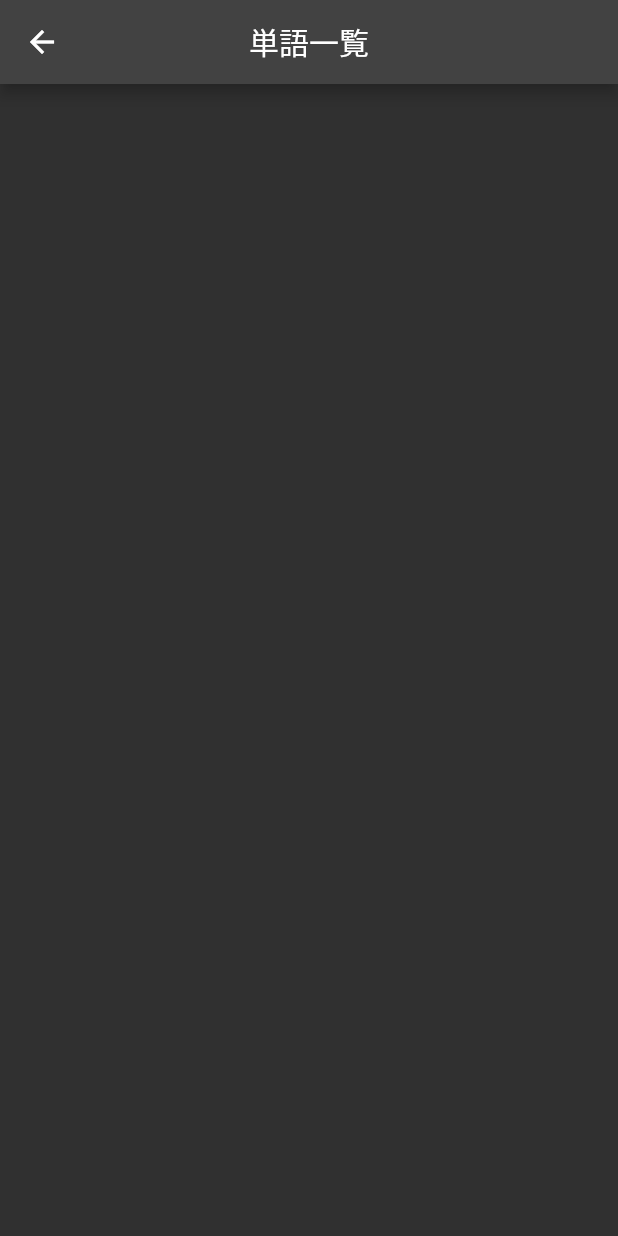
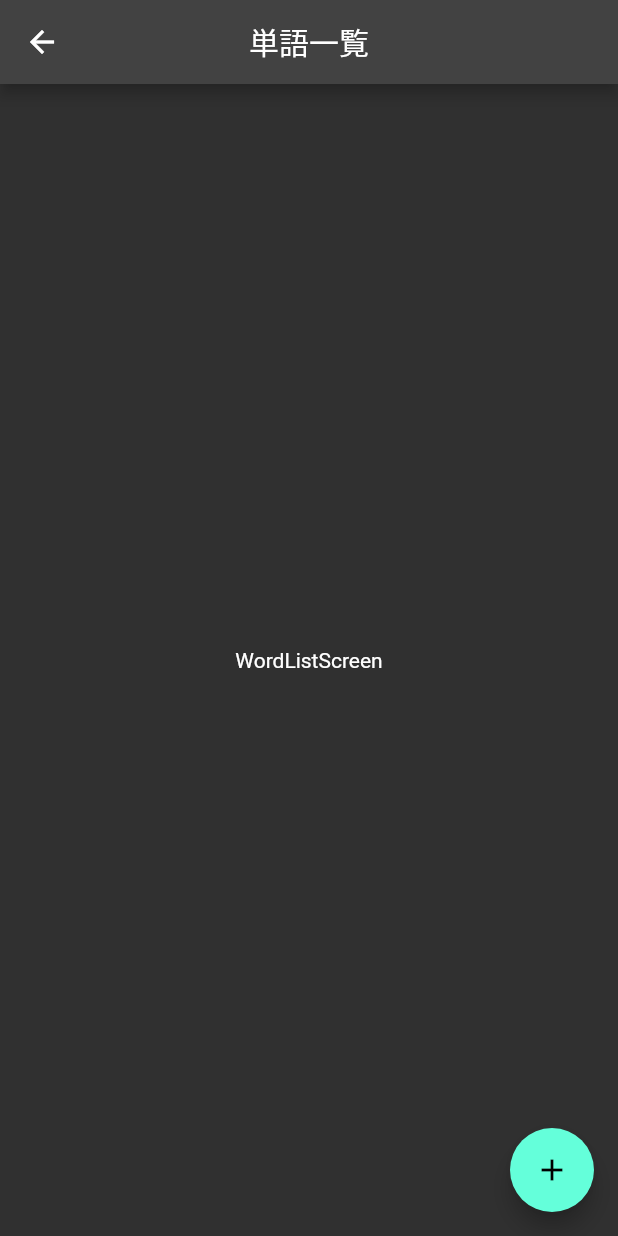
Before and after one commit to ERy03/myflashcard, a Flutter app: the WordListScreen screen opened directly, on a phone screen of 412 x 824 dp. Run offline on Flutter 3.47's test engine with Material 2 defaults, Android fonts, the phone set to English and light mode, and no system bars; Roboto replaces fonts that are missing (Lanobe).

Commit message:
floating action button

```diff
--- a/lib/Screens/word_list_screen.dart
+++ b/lib/Screens/word_list_screen.dart
@@ -15,6 +15,15 @@ class _WordListScreenState extends State<WordListScreen> {
         title: const Text("単語一覧"),
         centerTitle: true,
       ),
+      body: Center(
+        child: Text("WordListScreen"),
+      ),
+      floatingActionButton: FloatingActionButton(
+        child: const Icon(Icons.add),
+        tooltip: "新しい単語の追加",
+        onPressed: () => print("FAB"),
+      ),
+      // floatingActionButtonLocation: FloatingActionButtonLocation.centerFloat,
     );
   }
 }
```
